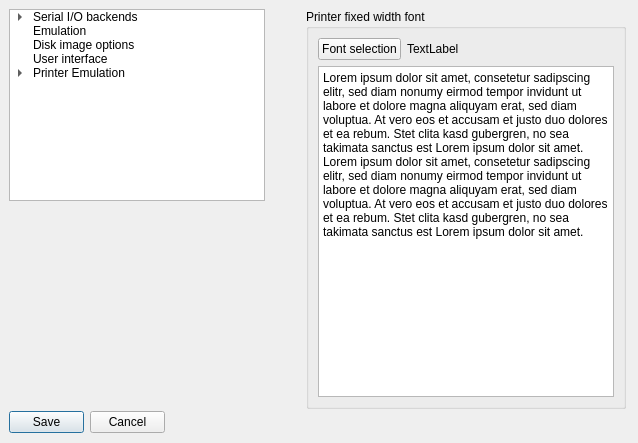
RespeQt/RespeQt, file optionsdialog.ui: the form before one commit.
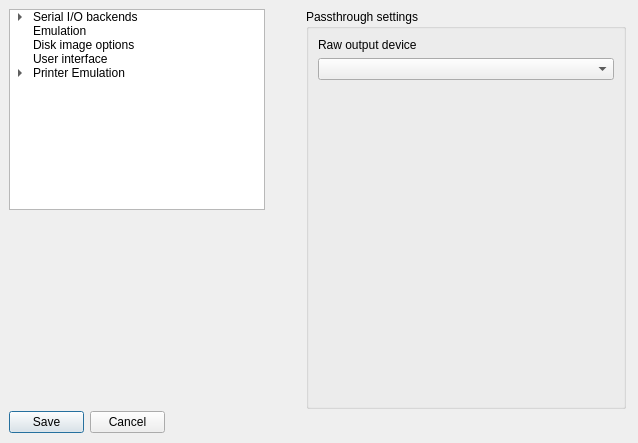
The form after the commit. Icons and pictures are not drawn.

Commit message: Implemented raw output via cups and prepared windows

```diff
--- a/optionsdialog.ui
+++ b/optionsdialog.ui
@@ -34,7 +34,7 @@
      <x>9</x>
      <y>9</y>
      <width>256</width>
-     <height>192</height>
+     <height>201</height>
     </rect>
    </property>
    <property name="sizePolicy">
@@ -110,6 +110,11 @@
       <string>Printer fixed width font</string>
      </property>
     </item>
+    <item>
+     <property name="text">
+      <string>Passthrough settings</string>
+     </property>
+    </item>
    </item>
   </widget>
   <widget class="QStackedWidget" name="stackedWidget">
@@ -1047,7 +1052,6 @@
      </item>
     </layout>
    </widget>
-   <widget class="QWidget" name="page_atari1020"/>
    <widget class="QWidget" name="page_atarifixed">
     <layout class="QGridLayout" name="gridLayout_1">
      <property name="leftMargin">
@@ -1126,6 +1130,46 @@
      </item>
     </layout>
    </widget>
+   <widget class="QWidget" name="page_passthrough">
+    <widget class="QGroupBox" name="groupBox_passthrough">
+     <property name="geometry">
+      <rect>
+       <x>0</x>
+       <y>0</y>
+       <width>320</width>
+       <height>400</height>
+      </rect>
+     </property>
+     <property name="title">
+      <string>Passthrough settings</string>
+     </property>
+     <layout class="QVBoxLayout" name="verticalLayout">
+      <item>
+       <widget class="QLabel" name="label_5">
+        <property name="text">
+         <string>Raw output device</string>
+        </property>
+       </widget>
+      </item>
+      <item>
+       <widget class="QComboBox" name="comboBox"/>
+      </item>
+      <item>
+       <spacer name="verticalSpacer_5">
+        <property name="orientation">
+         <enum>Qt::Vertical</enum>
+        </property>
+        <property name="sizeHint" stdset="0">
+         <size>
+          <width>20</width>
+          <height>40</height>
+         </size>
+        </property>
+       </spacer>
+      </item>
+     </layout>
+    </widget>
+   </widget>
    <widget class="QWidget" name="page_firmware">
     <widget class="QGroupBox" name="firmware810Group">
      <property name="geometry">
```
The commit also changes 13 other files.
